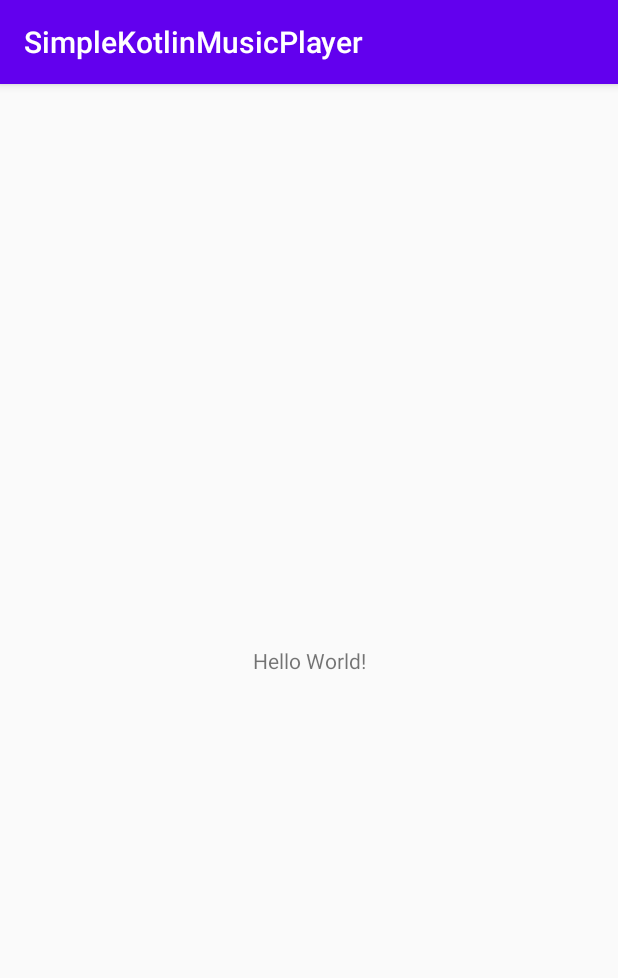
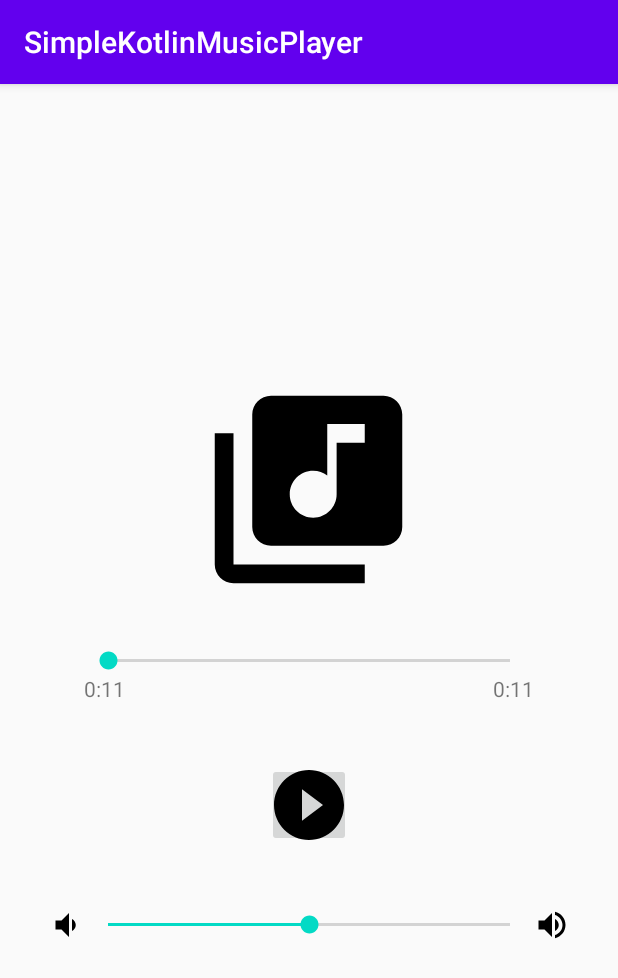
Before and after one commit to layonmartins/Simple-Android-Music-Player-App-Kotlin, an Android app: the screen it shows after launch (MainActivity), on a phone screen of 412 x 824 dp. Shown: the top 978 px of the screen. Run offline under Robolectric (Android 15) with nearby library versions, the phone set to English and light mode, and no system bars.

Commit message:
create the first simple layout activity_main

```diff
--- /dev/null
+++ b/app/src/main/res/drawable/ic_play.xml
@@ -0,0 +1,4 @@
+<vector android:height="56dp" android:viewportHeight="24.0"
+    android:viewportWidth="24.0" android:width="56dp" xmlns:android="http://schemas.android.com/apk/res/android">
+    <path android:fillColor="#FF000000" android:pathData="M12,2C6.48,2 2,6.48 2,12s4.48,10 10,10 10,-4.48 10,-10S17.52,2 12,2zM10,16.5v-9l6,4.5 -6,4.5z"/>
+</vector>
--- /dev/null
+++ b/app/src/main/res/drawable/ic_volume_down.xml
@@ -0,0 +1,9 @@
+<vector xmlns:android="http://schemas.android.com/apk/res/android"
+        android:width="24dp"
+        android:height="24dp"
+        android:viewportWidth="24.0"
+        android:viewportHeight="24.0">
+    <path
+        android:fillColor="#FF000000"
+        android:pathData="M18.5,12c0,-1.77 -1.02,-3.29 -2.5,-4.03v8.05c1.48,-0.73 2.5,-2.25 2.5,-4.02zM5,9v6h4l5,5V4L9,9H5z"/>
+</vector>
--- /dev/null
+++ b/app/src/main/res/drawable/ic_volume_up.xml
@@ -0,0 +1,9 @@
+<vector xmlns:android="http://schemas.android.com/apk/res/android"
+        android:width="24dp"
+        android:height="24dp"
+        android:viewportWidth="24.0"
+        android:viewportHeight="24.0">
+    <path
+        android:fillColor="#FF000000"
+        android:pathData="M3,9v6h4l5,5L12,4L7,9L3,9zM16.5,12c0,-1.77 -1.02,-3.29 -2.5,-4.03v8.05c1.48,-0.73 2.5,-2.25 2.5,-4.02zM14,3.23v2.06c2.89,0.86 5,3.54 5,6.71s-2.11,5.85 -5,6.71v2.06c4.01,-0.91 7,-4.49 7,-8.77s-2.99,-7.86 -7,-8.77z"/>
+</vector>
--- /dev/null
+++ b/app/src/main/res/drawable/music.xml
@@ -0,0 +1,4 @@
+<vector android:height="150dp" android:viewportHeight="24.0"
+    android:viewportWidth="24.0" android:width="150dp" xmlns:android="http://schemas.android.com/apk/res/android">
+    <path android:fillColor="#FF000000" android:pathData="M20,2L8,2c-1.1,0 -2,0.9 -2,2v12c0,1.1 0.9,2 2,2h12c1.1,0 2,-0.9 2,-2L22,4c0,-1.1 -0.9,-2 -2,-2zM18,7h-3v5.5c0,1.38 -1.12,2.5 -2.5,2.5S10,13.88 10,12.5s1.12,-2.5 2.5,-2.5c0.57,0 1.08,0.19 1.5,0.51L14,5h4v2zM4,6L2,6v14c0,1.1 0.9,2 2,2h14v-2L4,20L4,6z"/>
+</vector>
--- a/app/src/main/res/layout/activity_main.xml
+++ b/app/src/main/res/layout/activity_main.xml
@@ -1,18 +1,77 @@
 <?xml version="1.0" encoding="utf-8"?>
-<androidx.constraintlayout.widget.ConstraintLayout xmlns:android="http://schemas.android.com/apk/res/android"
+<LinearLayout xmlns:android="http://schemas.android.com/apk/res/android"
     xmlns:app="http://schemas.android.com/apk/res-auto"
     xmlns:tools="http://schemas.android.com/tools"
     android:layout_width="match_parent"
     android:layout_height="match_parent"
-    tools:context=".MainActivity">
+    tools:context=".MainActivity"
+    android:orientation="vertical"
+    android:gravity="center">
 
-    <TextView
+    <ImageView
         android:layout_width="wrap_content"
         android:layout_height="wrap_content"
-        android:text="Hello World!"
-        app:layout_constraintBottom_toBottomOf="parent"
-        app:layout_constraintLeft_toLeftOf="parent"
-        app:layout_constraintRight_toRightOf="parent"
-        app:layout_constraintTop_toTopOf="parent" />
+        android:src="@drawable/music"/>
 
-</androidx.constraintlayout.widget.ConstraintLayout>
+    <SeekBar
+        android:id="@+id/positionBar"
+        android:layout_width="300dp"
+        android:layout_height="wrap_content"
+        android:layout_marginTop="30dp"/>
+
+    <LinearLayout
+        android:layout_width="300dp"
+        android:layout_height="wrap_content"
+        android:orientation="horizontal">
+        <TextView
+            android:id="@+id/elapsedTimeLabel"
+            android:layout_width="0dp"
+            android:layout_weight="1"
+            android:layout_height="wrap_content"
+            android:text="0:11"
+            />
+        <TextView
+            android:id="@+id/remainingTimeLabel"
+            android:layout_width="0dp"
+            android:layout_weight="1"
+            android:layout_height="wrap_content"
+            android:text="0:11"
+            android:textAlignment="textEnd"
+            />
+    </LinearLayout>
+
+    <ImageButton
+        android:id="@+id/palyBtn"
+        android:layout_height="56dp"
+        android:layout_width="56dp"
+        android:layout_marginTop="40dp"
+        android:src="@drawable/ic_play"
+        android:onClick="playBtnClick"/>
+
+    <LinearLayout
+        android:layout_width="match_parent"
+        android:layout_height="wrap_content"
+        android:orientation="horizontal"
+        android:layout_marginTop="40dp"
+        android:gravity="center">
+
+        <ImageView
+            android:layout_width="24dp"
+            android:layout_height="24dp"
+            android:src="@drawable/ic_volume_down"/>
+
+        <SeekBar
+            android:id="@+id/volumeBar"
+            android:layout_width="300dp"
+            android:layout_height="wrap_content"
+            android:progress="50"
+            android:max="100" />
+
+        <ImageView
+            android:layout_width="24dp"
+            android:layout_height="24dp"
+            android:src="@drawable/ic_volume_up"/>
+
+    </LinearLayout>
+
+</LinearLayout>
```
